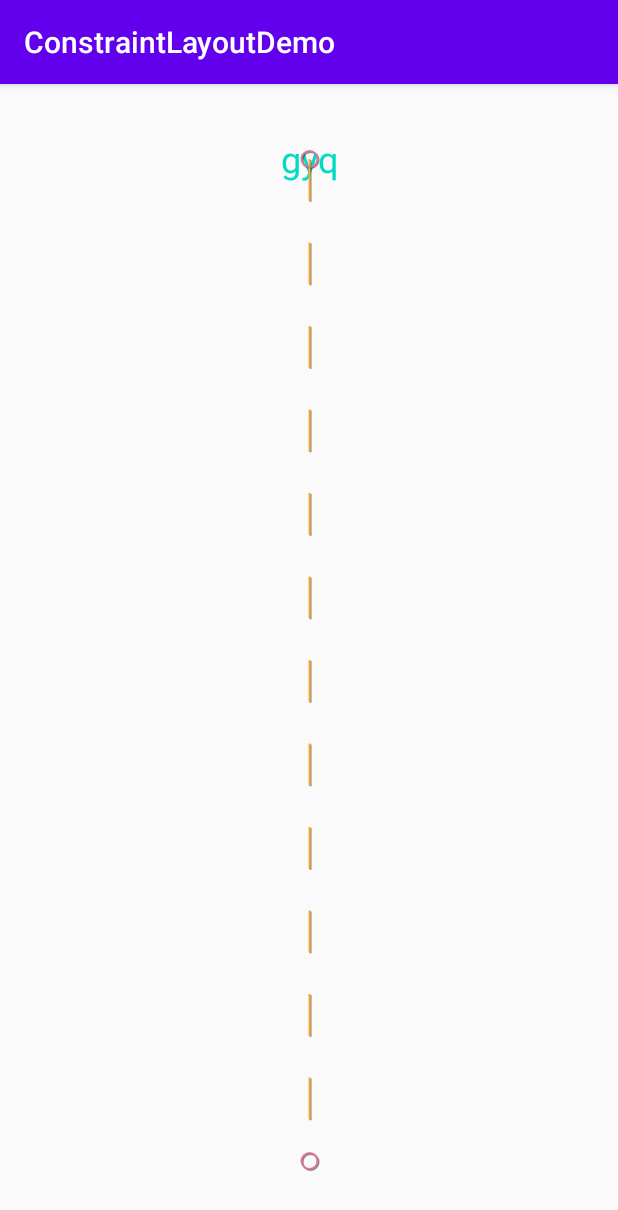
After one commit to gyqGitHub/ConstraintLayoutDemo, an Android app: the MotionCustomAttributeActivity screen opened directly, with no data from a screen before it, on a phone screen of 412 x 824 dp. The commit adds this screen. Shown: the top 1210 px of the screen. Run offline under Robolectric (Android 15) with nearby library versions, the phone set to English and light mode, and no system bars.

Commit message:
Constraint 使用非layout属性

```diff
--- a/app/src/main/AndroidManifest.xml
+++ b/app/src/main/AndroidManifest.xml
@@ -9,7 +9,8 @@
         android:roundIcon="@mipmap/ic_launcher_round"
         android:supportsRtl="true"
         android:theme="@style/AppTheme">
-        <activity android:name=".MotionBasic2Activity"></activity>
+        <activity android:name=".MotionCustomAttributeActivity"></activity>
+        <activity android:name=".MotionBasic2Activity" />
         <activity android:name=".MotionBasic1Activity" />
         <activity android:name=".MotionLayoutActivity" />
         <activity android:name=".ImageFilterActivity" />
--- /dev/null
+++ b/app/src/main/java/com/hsb/profession/constraintlayoutdemo/MotionCustomAttributeActivity.kt
@@ -0,0 +1,22 @@
+package com.hsb.profession.constraintlayoutdemo
+
+import android.content.Context
+import android.content.Intent
+import androidx.appcompat.app.AppCompatActivity
+import android.os.Bundle
+
+class MotionCustomAttributeActivity : AppCompatActivity() {
+
+    companion object{
+        @JvmStatic
+        fun start(context: Context) {
+            val starter = Intent(context, MotionCustomAttributeActivity::class.java)
+            context.startActivity(starter)
+        }
+    }
+
+    override fun onCreate(savedInstanceState: Bundle?) {
+        super.onCreate(savedInstanceState)
+        setContentView(R.layout.activity_motion_custom_attribute)
+    }
+}
--- a/app/src/main/java/com/hsb/profession/constraintlayoutdemo/MotionLayoutActivity.kt
+++ b/app/src/main/java/com/hsb/profession/constraintlayoutdemo/MotionLayoutActivity.kt
@@ -23,5 +23,7 @@ class MotionLayoutActivity : AppCompatActivity() {
         btn_basic_1.setOnClickListener { MotionBasic1Activity.start(this) }
 
         btn_basic_2.setOnClickListener { MotionBasic2Activity.start(this) }
+
+        btn_custom_attribute.setOnClickListener { MotionCustomAttributeActivity.start(this) }
     }
 }
--- /dev/null
+++ b/app/src/main/res/layout/activity_motion_custom_attribute.xml
@@ -0,0 +1,21 @@
+<?xml version="1.0" encoding="utf-8"?>
+<androidx.constraintlayout.motion.widget.MotionLayout xmlns:android="http://schemas.android.com/apk/res/android"
+    xmlns:app="http://schemas.android.com/apk/res-auto"
+    xmlns:tools="http://schemas.android.com/tools"
+    android:layout_width="match_parent"
+    android:layout_height="match_parent"
+    tools:context=".MotionCustomAttributeActivity"
+    app:showPaths="true"
+    app:layoutDescription="@xml/activity_motion_custom_attribute_scene">
+
+    <TextView
+        android:id="@+id/tv_name"
+        android:layout_width="wrap_content"
+        android:layout_height="wrap_content"
+        android:text="gyq"
+        android:textSize="12dp"
+        android:gravity="center"
+        android:textColor="@color/colorAccent"
+        />
+
+</androidx.constraintlayout.motion.widget.MotionLayout>
--- a/app/src/main/res/layout/activity_motion_layout.xml
+++ b/app/src/main/res/layout/activity_motion_layout.xml
@@ -15,7 +15,7 @@
             android:layout_width="match_parent"
             app:flow_maxElementsWrap="1"
             app:flow_wrapMode="chain"
-            app:constraint_referenced_ids="btn_basic_1,btn_basic_2"
+            app:constraint_referenced_ids="btn_basic_1,btn_basic_2,btn_custom_attribute"
             android:layout_height="match_parent" />
 
         <Button
@@ -32,6 +32,13 @@
             android:text="基本使用之-单布局"
             />
 
+        <Button
+            android:id="@+id/btn_custom_attribute"
+            android:layout_width="wrap_content"
+            android:layout_height="wrap_content"
+            android:text="自定义属性"
+            />
+
     </androidx.constraintlayout.widget.ConstraintLayout>
 
 </androidx.core.widget.NestedScrollView>
--- /dev/null
+++ b/app/src/main/res/xml/activity_motion_custom_attribute_scene.xml
@@ -0,0 +1,54 @@
+<?xml version="1.0" encoding="utf-8"?>
+<MotionScene xmlns:android="http://schemas.android.com/apk/res/android"
+    xmlns:app="http://schemas.android.com/apk/res-auto">
+
+    <ConstraintSet android:id="@+id/start">
+        <Constraint android:id="@+id/tv_name" >
+            <!--如果宽高设置为wrap_content会有问题-->
+            <Layout
+                android:layout_width="150dp"
+                android:layout_height="100dp"
+                app:layout_constraintStart_toStartOf="parent"
+                app:layout_constraintEnd_toEndOf="parent"
+                app:layout_constraintTop_toTopOf="parent" />
+
+            <CustomAttribute
+                app:attributeName="textSize"
+                app:customDimension="16dp" />
+
+            <CustomAttribute
+                app:attributeName="textColor"
+                app:customColorValue="@color/colorAccent" />
+        </Constraint>
+    </ConstraintSet>
+
+    <ConstraintSet android:id="@+id/end">
+        <Constraint android:id="@id/tv_name" >
+            <Layout
+                android:layout_width="150dp"
+                android:layout_height="100dp"
+                app:layout_constraintStart_toStartOf="parent"
+                app:layout_constraintEnd_toEndOf="parent"
+                app:layout_constraintBottom_toBottomOf="parent" />
+            <!--使用其他非layout属性-->
+            <CustomAttribute
+                app:attributeName="textSize"
+                app:customDimension="36dp" />
+
+            <CustomAttribute
+                app:attributeName="textColor"
+                app:customColorValue="@color/colorPrimaryDark" />
+        </Constraint>
+
+    </ConstraintSet>
+
+    <Transition
+        app:constraintSetEnd="@id/end"
+        app:constraintSetStart="@+id/start" >
+        <!--touchRegionId触摸事件的区域，不过不设置默认是父布局的区域-->
+        <OnSwipe
+            app:dragDirection="dragDown"
+            app:touchRegionId="@id/tv_name"
+            app:touchAnchorId="@id/tv_name" />
+    </Transition>
+</MotionScene>
```
